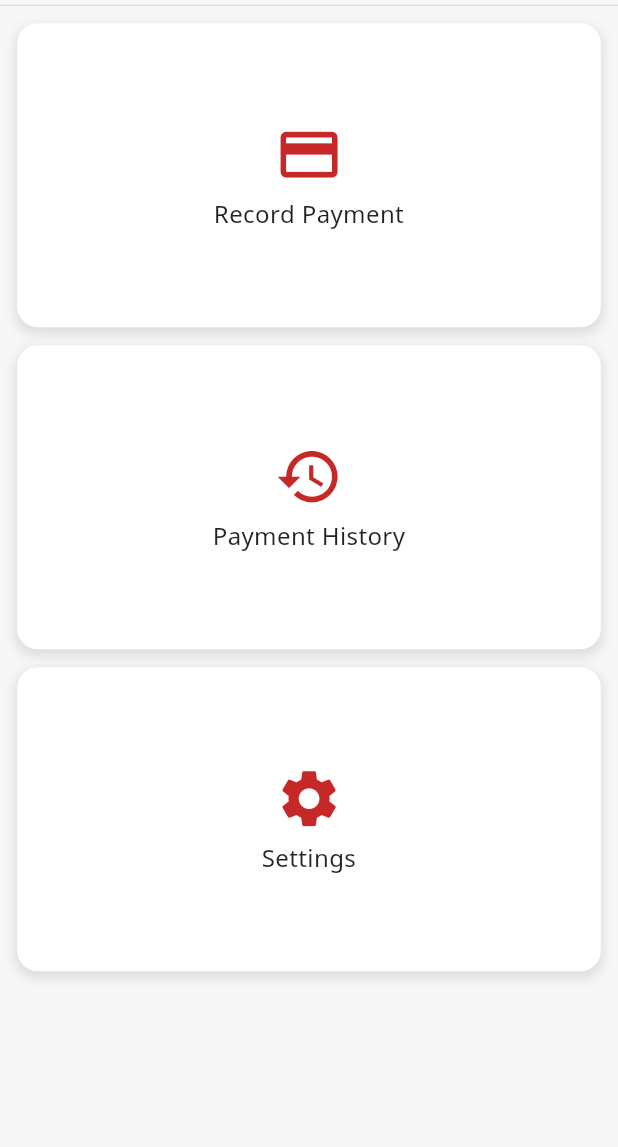
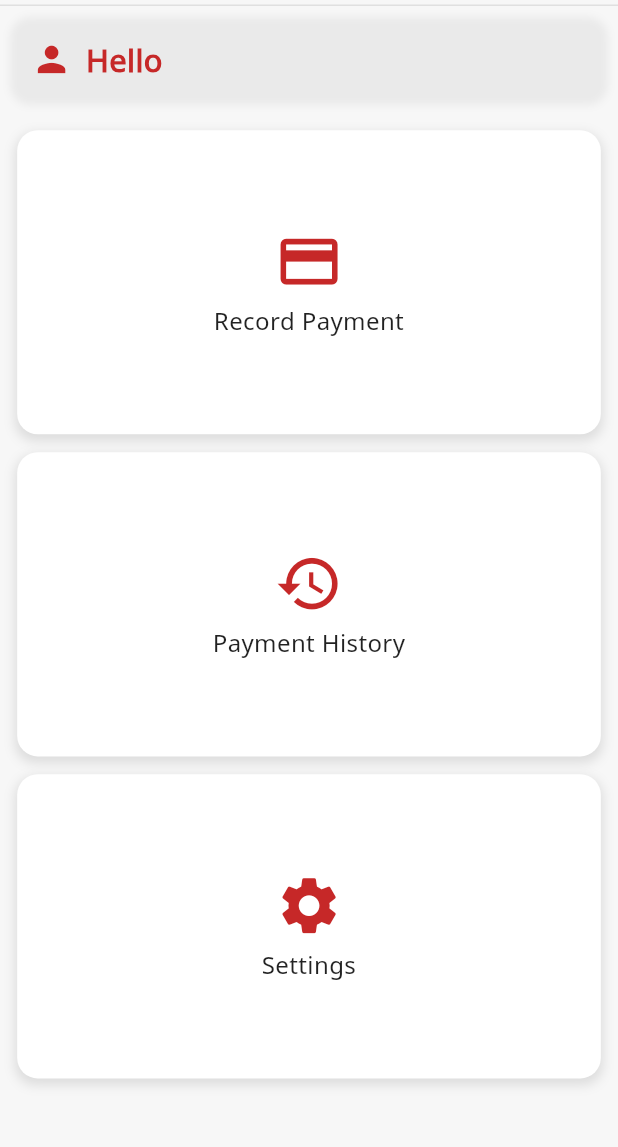
Before and after one commit to ezatkh/payment-digitization-receipt, a Flutter app: the DashboardScreen screen opened directly, on a phone screen of 412 x 824 dp, the part 84-1231 px from its top. Run offline on Flutter 3.47's test engine with Material 3 defaults, Android fonts, the phone set to English and light mode, and no system bars; our stand-ins replace connectivity_plus, flutter_screenutil, flutter_secure_storage, flutter_spinkit, local_auth, pdf and 3 more; missing offline and left inert: number_to_word_arabic, number_to_words_english, workmanager; accounts and stored records are empty.

Commit message:
Wrap the payments with use , start working with jop and smart login

```diff
--- a/assets/languages/ar.json
+++ b/assets/languages/ar.json
@@ -147,6 +147,7 @@
   "transactionTime": "وقت الدفعة",
 
   "cancellationDate": "تاريخ الغاء الدفعة",
+  "cancellationTime": "وقت الغاء الدفعة",
 
   "cancelReason": "سبب الإلغاء",
 
@@ -184,7 +185,6 @@
   "additionalDetails": "تفاصيل إضافية",
   "checkoutPdf": "تحقق من ملف PDF",
   "userid": "رمز المستخدم",
-  "footerPdf": "الرجاء الإحتفاظ بالسند لإثبات الدفع"
-
-
+  "footerPdf": "الرجاء الإحتفاظ بالسند لإثبات الدفع",
+  "hello": "مرحبا"
 }
--- a/assets/languages/en.json
+++ b/assets/languages/en.json
@@ -152,6 +152,7 @@
   "transactionTime": "Transaction Time",
 
   "cancellationDate": "Cancellation Date",
+  "cancellationTime": "Cancellation Time",
   "cancelReason": "Cancel Reason",
 
   "sharePayment": "Share Payment",
@@ -190,5 +191,6 @@
   "additionalDetails": "Additional Detail",
   "checkoutPdf": "Checkout Pdf",
   "userid": "User Id",
-  "footerPdf": "Please keep the receipt as proof of payment"
+  "footerPdf": "Please keep the receipt as proof of payment",
+  "hello": "Hello"
 }
--- a/lib/Models/Payment.dart
+++ b/lib/Models/Payment.dart
@@ -66,7 +66,6 @@ class Payment {
     this.cancellationDate
   })
   {
-    //printAllFields();
   }
 
   factory Payment.fromMap(Map<String, dynamic> map) {
--- a/lib/Screens/DashboardScreen.dart
+++ b/lib/Screens/DashboardScreen.dart
@@ -3,12 +3,9 @@ import 'package:flutter/material.dart';
 import 'package:flutter_screenutil/flutter_screenutil.dart';
 import 'package:provider/provider.dart';
 import 'package:shared_preferences/shared_preferences.dart';
-import '../Services/LOV_Sync.dart';
 import '../Services/LocalizationService.dart';
 import 'LoginScreen.dart';
-//import 'MoreScreen.dart';
 import 'PaymentHistoryScreen.dart';
-import 'ProfileScreen.dart';
 import 'RecordPaymentScreen.dart';
 import 'SettingsScreen.dart';
 
@@ -22,6 +19,8 @@ class DashboardScreen extends StatefulWidget {
 class _DashboardScreenState extends State<DashboardScreen> {
   List<DashboardItemModel> dashboardItems = []; // Initialize as empty list
   late SharedPreferences prefs; // SharedPreferences instance
+  String? usernameLogin; // State variable to hold the username
+
 
 
 
@@ -30,7 +29,16 @@ class _DashboardScreenState extends State<DashboardScreen> {
     print("dashboard page");
     super.initState();
     _initializeLocalization();
+    _getUsername();
     _initializeDashboardItems();
+  }
+
+  Future<void> _getUsername() async {
+    prefs = await SharedPreferences.getInstance();
+    String? storedUsername = prefs.getString('usernameLogin');
+    setState(() {
+      usernameLogin = storedUsername;
+    });
   }
 
   Future<void> _initializeLocalization() async {
@@ -38,6 +46,7 @@ class _DashboardScreenState extends State<DashboardScreen> {
   }
 
   void _initializeDashboardItems() {
+
     dashboardItems = [
       DashboardItemModel(iconData: Icons.payment, title: 'recordPayment', onTap: () => _navigateTo(RecordPaymentScreen())),
       DashboardItemModel(iconData: Icons.history, title: 'paymentHistory', onTap: () => _navigateTo(PaymentHistoryScreen())),
@@ -50,6 +59,7 @@ class _DashboardScreenState extends State<DashboardScreen> {
     ScreenUtil.init(context, designSize: Size(360, 690));
     final screenSize = MediaQuery.of(context).size;
     final aspectRatio = screenSize.width / (screenSize.height-180);
+
     return Scaffold(
       appBar: AppBar(
         backgroundColor: Colors.transparent,
@@ -94,7 +104,52 @@ class _DashboardScreenState extends State<DashboardScreen> {
         ),
         centerTitle: true,
       ),
-      body: GridView.builder(
+
+      body:
+      Column(
+        children: [
+          Padding(
+            padding: EdgeInsets.all(6.w),
+            child: Container(
+              padding: EdgeInsets.symmetric(horizontal: 12.w, vertical: 12.h),
+              decoration: BoxDecoration(
+                borderRadius: BorderRadius.circular(12.r),
+
+                boxShadow: [
+                  BoxShadow(
+                    color: Colors.grey.withOpacity(0.15),
+                    offset: Offset(0, 1),
+                    blurRadius: 4,
+                  ),
+                ],
+              ),
+              child: Row(
+                mainAxisAlignment: MainAxisAlignment.start,
+                children: [
+                  Icon(
+                    Icons.person,
+                    color: Color(0xFFC62828),
+                    size: 24.sp,
+                  ),
+                  SizedBox(width: 8.w),
+                  Text(
+                    '${Provider.of<LocalizationService>(context, listen: false).getLocalizedString('hello')} $usernameLogin',
+                    style: TextStyle(
+                      fontSize: 18.sp,
+                      fontFamily: "NotoSansUI",
+                      fontWeight: FontWeight.bold,
+                      color: Color(0xFFC62828),
+                    ),
+                  ),
+                ],
+              ),
+            ),
+          ),
+
+
+          // Add some spacing between the message and the GridView
+          Expanded(
+            child: GridView.builder(
               padding: EdgeInsets.all(10.w),
               gridDelegate: SliverGridDelegateWithFixedCrossAxisCount(
                 crossAxisCount: 1,
@@ -129,6 +184,9 @@ class _DashboardScreenState extends State<DashboardScreen> {
                   },
                 );
               },
+            ),
+          ),
+        ],
       ),
     );
   }
--- a/lib/Screens/LoginScreen.dart
+++ b/lib/Screens/LoginScreen.dart
@@ -4,12 +4,14 @@ import 'package:flutter/material.dart';
 import 'package:flutter_screenutil/flutter_screenutil.dart';
 import 'package:flutter_spinkit/flutter_spinkit.dart';
 import 'package:provider/provider.dart';
+import 'package:shared_preferences/shared_preferences.dart';
 import '../Custom_Widgets/CustomButton.dart';
 import '../Custom_Widgets/CustomTextField.dart';
 import '../Custom_Widgets/LogoWidget.dart';
 import '../Models/LoginState.dart';
 import '../Services/LOV_Sync.dart';
 import '../Services/LocalizationService.dart';
+import '../Services/PaymentService.dart';
 import '../Services/secure_storage.dart';
 import 'DashboardScreen.dart';
 import 'dart:async';
@@ -130,6 +132,7 @@ class LoginScreen extends StatelessWidget {
             await saveCredentials(loginState.username,loginState.password);
             await LOVCompareService.compareAndSyncCurrencies();
             await LOVCompareService.compareAndSyncBanks();
+            await PaymentService.getExpiredPaymentsNumber();
 
             _handleLogin(
           context, localizationService);
@@ -181,6 +184,9 @@ class LoginScreen extends StatelessWidget {
                                   height: 65,
                                   child: ElevatedButton(
                                     onPressed: () async {
+                                      // SharedPreferences prefs = await SharedPreferences.getInstance();
+                                      // String? test = prefs.getString('test');
+                                      // print("the test is ${test}");
                                       bool authenticated = await loginState
                                           .getAvailableBiometricsTypes();
                                       if (authenticated == true) {
--- a/lib/Screens/SettingsScreen.dart
+++ b/lib/Screens/SettingsScreen.dart
@@ -5,9 +5,8 @@ import 'package:flutter_screenutil/flutter_screenutil.dart';
 import 'package:provider/provider.dart';
 import '../Custom_Widgets/CustomAboutDialogScreen.dart';
 import '../Services/LocalizationService.dart';
+import '../Services/PaymentService.dart';
 import 'LoginScreen.dart';
-import 'ProfileScreen.dart';
-import '../Custom_Widgets/CustomAboutDialogScreen.dart';
 
 
 class SettingsScreen extends StatelessWidget {
@@ -116,7 +115,7 @@ class SettingsScreen extends StatelessWidget {
                       }, localizationService: localizationService),
                     ], localizationService),
                     _buildSettingSection('Other', [
-                      _buildSettingOption(Icons.info_outline, 'aboutHelp', onTap: () {
+                      _buildSettingOption(Icons.info_outline, 'aboutHelp', onTap: () async {
                         showDialog(
                           context: context,
                           barrierDismissible: true,
--- a/lib/Screens/ShareScreenOptions.dart
+++ b/lib/Screens/ShareScreenOptions.dart
@@ -36,8 +36,6 @@ class ShareScreenOptions {
       final payment = Payment.fromMap(paymentMap);
       final currency = await DatabaseProvider.getCurrencyById(payment.currency!); // Implement this method
       final bank = await DatabaseProvider.getBankById(payment.bankBranch!); // Implement this method
-      print(currency);
-      print(bank);
 
       // Load fonts
       final notoSansFont = pw.Font.ttf(await rootBundle.load('assets/fonts/NotoSans-Regular.ttf'));
--- a/lib/Screens/SplashScreen.dart
+++ b/lib/Screens/SplashScreen.dart
@@ -38,7 +38,6 @@ class _SplashScreenState extends State<SplashScreen>
 
   void _handleNavigation() {
     final loginState = Provider.of<LoginState>(context, listen: false);
-    print ("handle navigation");
     if (loginState.isLoginSuccessful) {
       Navigator.of(context).pushReplacement(
         _createRoute(DashboardScreen()), // Navigate to DashboardScreen on successful login
--- a/lib/Services/apiConstants.dart
+++ b/lib/Services/apiConstants.dart
@@ -1,2 +1,3 @@
 const String apiUrl = 'http://192.168.20.65:8080/payments/sync';
 const String apiUrlCancel='http://192.168.20.65:8080/payments/cancel';
+const String apiUrlDeleteExpired='http://192.168.20.65:8080/ApplicationUtils/getDisplay?listname=CONFIGURATION&code=ARCHIVING_DURATION_IN_DAYS';
--- a/pubspec.yaml
+++ b/pubspec.yaml
@@ -48,7 +48,8 @@ dependencies:
   connectivity_plus: ^6.0.3
   font_awesome_flutter: ^10.1.0
   flutter_secure_storage: ^8.0.0
-  local_auth: ^2.0.0
+  local_auth: ^2.1.8
+  workmanager: ^0.5.2
   flutter_localizations:
     sdk: flutter
   intl: ^0.19.0
```
Also changed, not shown: lib/Screens/PaymentConfirmationScreen.dart (+12 -10 lines), lib/Screens/PaymentHistoryScreen.dart (+7 -5 lines), lib/Screens/RecordPaymentScreen.dart (+8 -3 lines), lib/Services/PaymentService.dart (+74 -15 lines), lib/Services/database.dart (+11 -16 lines), lib/main.dart (+41 -8 lines), pubspec.lock, 2 other files. Lines whose indentation alone changed are shown as unchanged.
